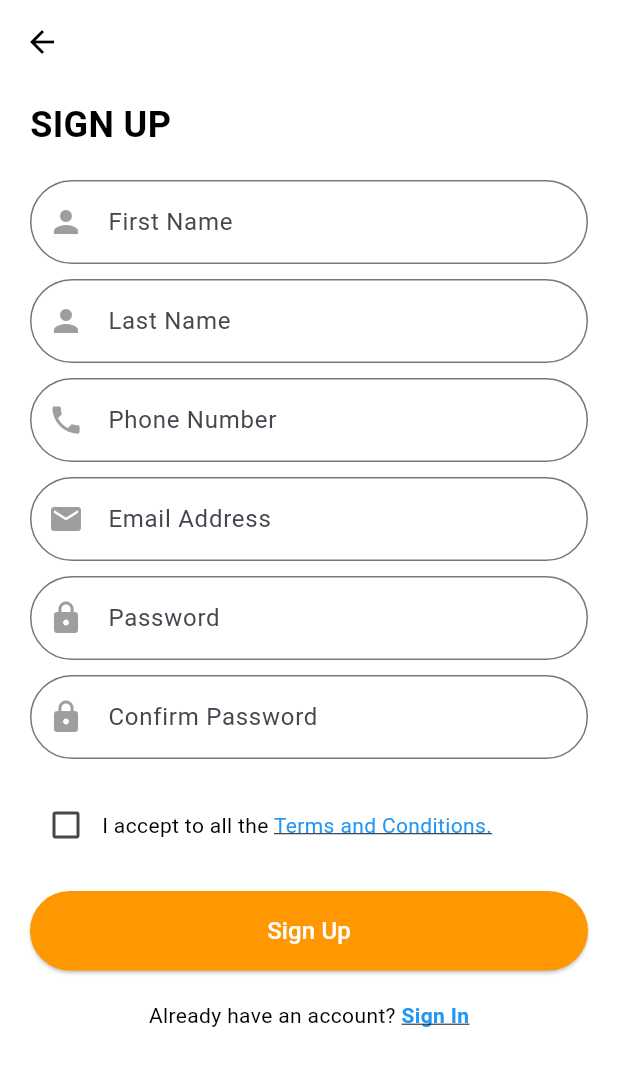
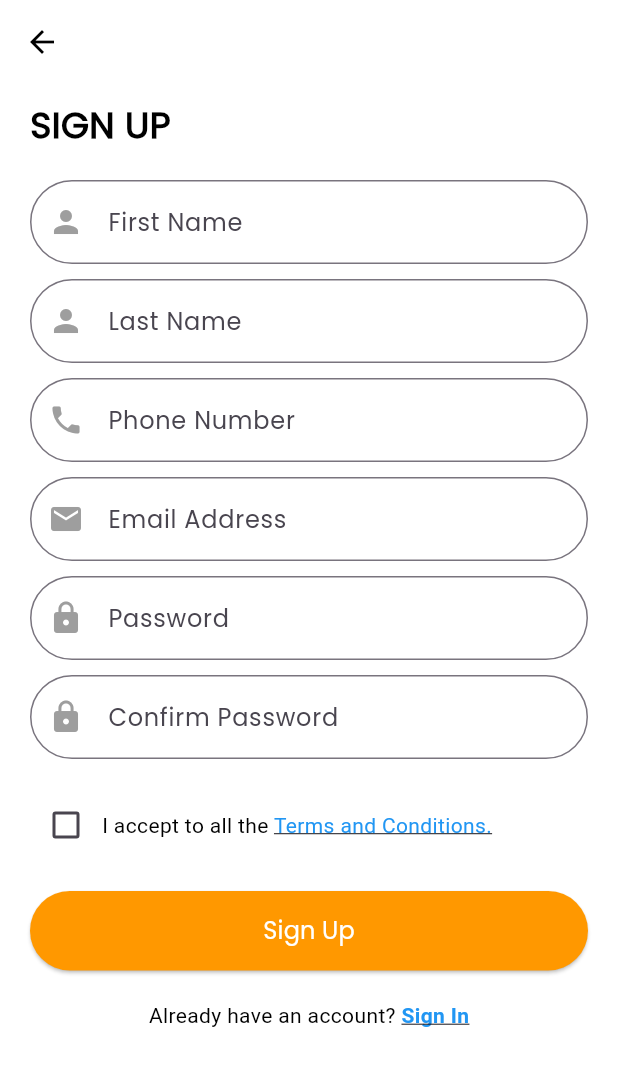
Before and after one commit to SantoshKcy/Food_Delivery_Application, a Flutter app: the screen it shows after launch, after a tap on "Next", after a tap on "Skip", after a tap on "Create Account", on a phone screen of 412 x 824 dp. Shown: the top 1066 px of the screen. Run offline on Flutter 3.47's test engine with Material 3 defaults, Android fonts, the phone set to English and light mode, and no system bars.

Commit message:
app theme added

```diff
--- /dev/null
+++ b/lib/core/app_theme/app_theme.dart
@@ -0,0 +1,9 @@
+import 'package:flutter/material.dart';
+
+ThemeData getApplicationTheme() {
+  return ThemeData(
+    primarySwatch: Colors.orange,
+    scaffoldBackgroundColor: Colors.white,
+    fontFamily: 'Poppins Regular',
+  );
+}
--- a/lib/main.dart
+++ b/lib/main.dart
@@ -1,15 +1,17 @@
 import 'package:flutter/material.dart';
+import 'package:food_delivery_app/core/app_theme/app_theme.dart';
 import 'package:food_delivery_app/view/dashboard_view.dart';
 import 'package:food_delivery_app/view/loading_page_view.dart';
 import 'package:food_delivery_app/view/login_view.dart';
+import 'package:food_delivery_app/view/onboarding_screen.dart';
 import 'package:food_delivery_app/view/signup_view.dart';
-import 'package:food_delivery_app/view/onboarding_screen.dart';
 
 void main() {
   runApp(
     MaterialApp(
       debugShowCheckedModeBanner: false,
       initialRoute: '/',
+      theme: getApplicationTheme(),
       routes: {
         '/': (context) => const LoadingPageView(),
         '/welcome': (context) => const OnboardingScreen(),
```
Also changed, not shown: pubspec.yaml (+6 -6 lines), .snapshots/config.json (added), assets/fonts/Montserrat-Bold.ttf (deleted), assets/fonts/Montserrat-Italic.ttf (deleted), assets/fonts/Montserrat-Regular.ttf (deleted), assets/fonts/Poppins-Bold.ttf (added), assets/fonts/Poppins-Italic.ttf (added), assets/fonts/Poppins-Regular.ttf (added), 2 other files.
